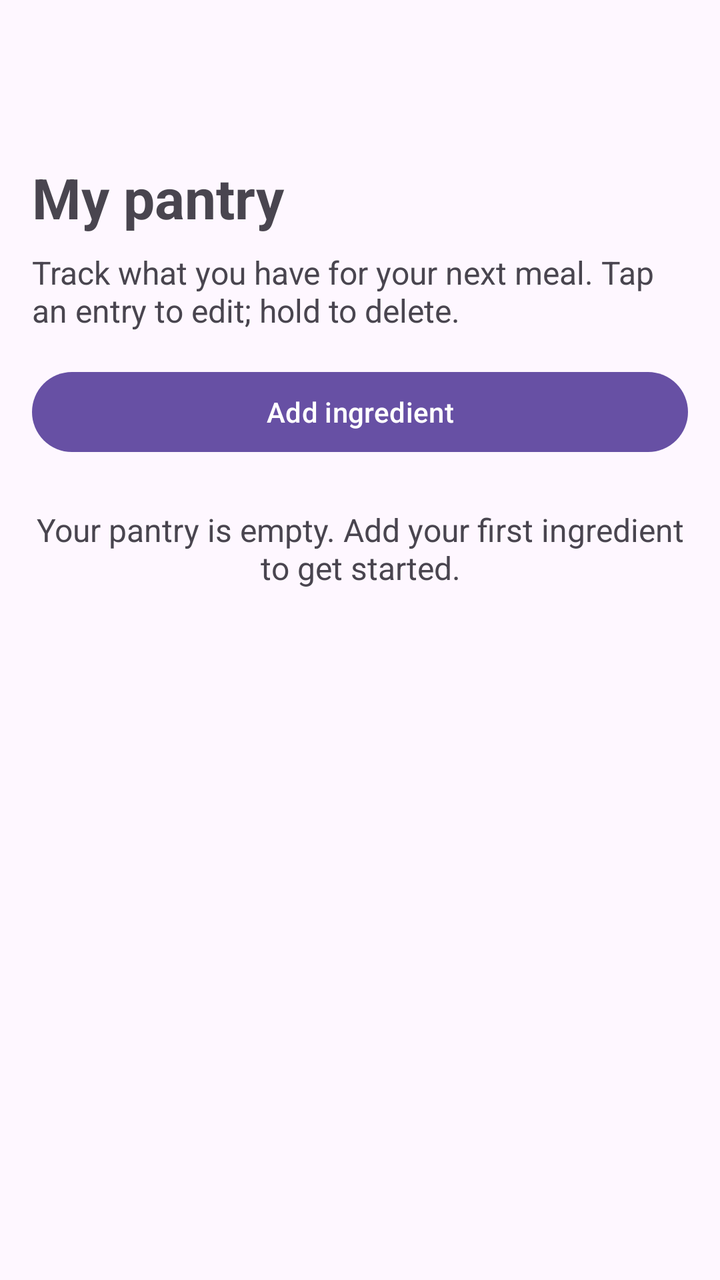
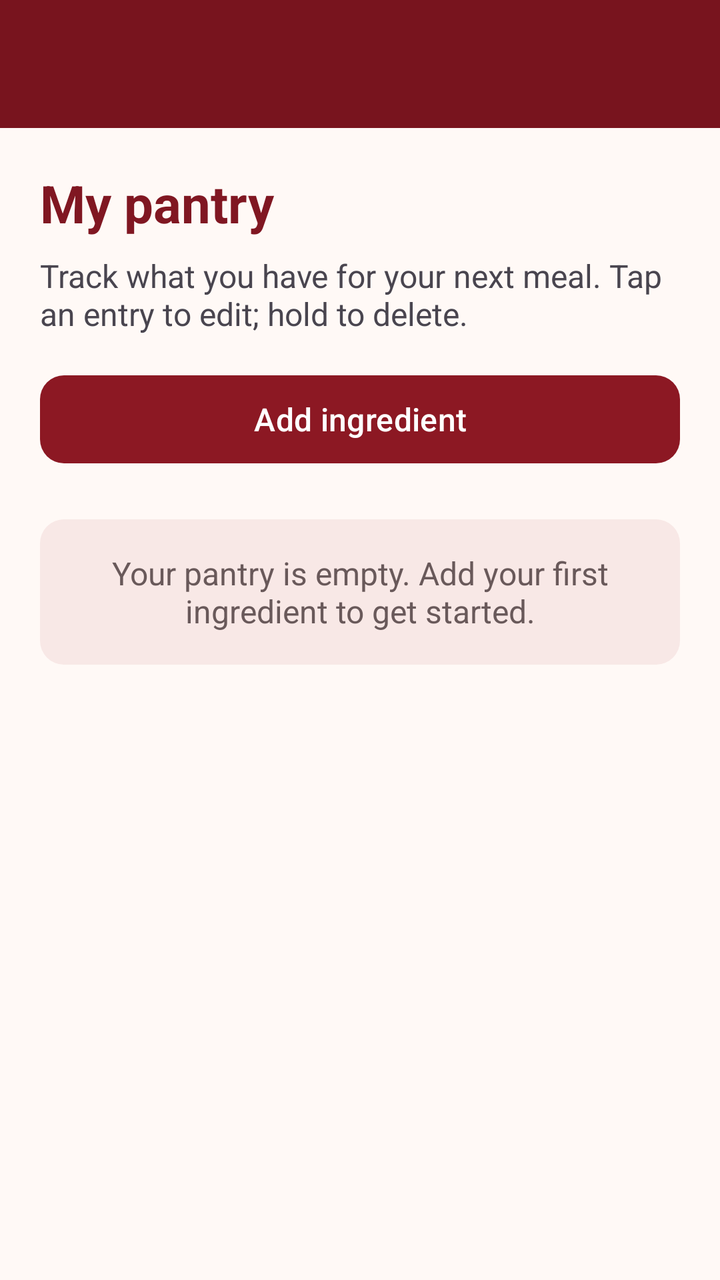

An Android layout rendered at two revisions. The XML below is the earlier revision; the diff shows what the commit changed to produce the second picture.
<!-- AndroidManifest.xml: application theme Theme.SmartPantryManager -->
<!-- res/layout/activity_main.xml -->
<?xml version="1.0" encoding="utf-8"?>
<LinearLayout xmlns:android="http://schemas.android.com/apk/res/android"
    xmlns:tools="http://schemas.android.com/tools"
    android:id="@+id/main"
    android:layout_width="match_parent"
    android:layout_height="match_parent"
    android:orientation="vertical"
    tools:context=".MainActivity">
    <androidx.appcompat.widget.Toolbar
        android:id="@+id/toolbar"
        android:layout_width="match_parent"
        android:layout_height="?attr/actionBarSize"
        android:background="?attr/colorSurface" />

    <LinearLayout
        android:layout_width="match_parent"
        android:layout_height="0dp"
        android:layout_weight="1"
        android:orientation="vertical"
        android:padding="16dp">

        <TextView
            android:layout_width="match_parent"
            android:layout_height="wrap_content"
            android:text="@string/pantry_title"
            android:textSize="28sp"
            android:textStyle="bold" />

        <TextView
            android:layout_width="match_parent"
            android:layout_height="wrap_content"
            android:layout_marginTop="8dp"
            android:text="@string/pantry_description"
            android:textSize="16sp" />

        <Button
            android:id="@+id/button_add_ingredient"
            android:layout_width="match_parent"
            android:layout_height="wrap_content"
            android:layout_marginTop="16dp"
            android:text="@string/add_ingredient" />

        <TextView
            android:id="@+id/text_empty_pantry"
            android:layout_width="match_parent"
            android:layout_height="wrap_content"
            android:layout_marginTop="24dp"
            android:gravity="center"
            android:text="@string/empty_pantry"
            android:textSize="16sp" />

        <ListView
            android:id="@+id/list_pantry"
            android:layout_width="match_parent"
            android:layout_height="0dp"
            android:layout_marginTop="8dp"
            android:layout_weight="1" />

    </LinearLayout>

</LinearLayout>
<!-- resources referenced by this layout -->
<resources>
  <string name="add_ingredient">Add ingredient</string>
  <string name="empty_pantry">Your pantry is empty. Add your first ingredient to get started.</string>
  <string name="pantry_description">Track what you have for your next meal. Tap an entry to edit; hold to delete.</string>
  <string name="pantry_title">My pantry</string>
  <style name="Theme.SmartPantryManager" parent="Base.Theme.SmartPantryManager" />
  <style name="Base.Theme.SmartPantryManager" parent="Theme.Material3.DayNight.NoActionBar">
          
          
      </style>
</resources>

<!-- the commit's change to res/layout/activity_main.xml (unified diff, before → after) -->
@@ -1,5 +1,6 @@
 <?xml version="1.0" encoding="utf-8"?>
 <LinearLayout xmlns:android="http://schemas.android.com/apk/res/android"
+    xmlns:app="http://schemas.android.com/apk/res-auto"
     xmlns:tools="http://schemas.android.com/tools"
     android:id="@+id/main"
     android:layout_width="match_parent"
@@ -10,20 +11,24 @@
         android:id="@+id/toolbar"
         android:layout_width="match_parent"
         android:layout_height="?attr/actionBarSize"
-        android:background="?attr/colorSurface" />
+        android:background="@color/pantry_toolbar"
+        android:theme="@style/ThemeOverlay.AppCompat.Dark.ActionBar"
+        app:popupTheme="@style/ThemeOverlay.AppCompat.Light"
+        app:titleTextColor="@color/white" />
 
     <LinearLayout
         android:layout_width="match_parent"
         android:layout_height="0dp"
         android:layout_weight="1"
         android:orientation="vertical"
-        android:padding="16dp">
+        android:padding="20dp">
 
         <TextView
             android:layout_width="match_parent"
             android:layout_height="wrap_content"
             android:text="@string/pantry_title"
-            android:textSize="28sp"
+            android:textSize="26sp"
+            android:textColor="@color/pantry_heading"
             android:textStyle="bold" />
 
         <TextView
@@ -42,6 +47,8 @@
 
         <TextView
             android:id="@+id/text_empty_pantry"
+            android:background="@drawable/pantry_note"
+            android:textColor="@color/pantry_muted"
             android:layout_width="match_parent"
             android:layout_height="wrap_content"
             android:layout_marginTop="24dp"
@@ -50,6 +57,8 @@
             android:textSize="16sp" />
 
         <ListView
+            android:divider="@color/pantry_line"
+            android:dividerHeight="1dp"
             android:id="@+id/list_pantry"
             android:layout_width="match_parent"
             android:layout_height="0dp"
<!-- resource entries referenced after the edit -->
@@ -1,13 +1,49 @@
 <!-- resources referenced by this layout -->
 <resources>
+  <color name="pantry_heading">#801722</color>
+  <color name="pantry_line">#E8D4D3</color>
+  <color name="pantry_muted">#69595A</color>
+  <color name="pantry_toolbar">#78141E</color>
+  <color name="white">#FFFFFF</color>
+  <!-- drawable pantry_note (drawable) -->
+  <shape xmlns:android="http://schemas.android.com/apk/res/android" android:shape="rectangle">
+      <solid android:color="@color/pantry_soft" />
+      <corners android:radius="12dp" />
+      <padding android:left="16dp" android:top="16dp" android:right="16dp" android:bottom="16dp" />
+  </shape>
   <string name="add_ingredient">Add ingredient</string>
   <string name="empty_pantry">Your pantry is empty. Add your first ingredient to get started.</string>
   <string name="pantry_description">Track what you have for your next meal. Tap an entry to edit; hold to delete.</string>
   <string name="pantry_title">My pantry</string>
   <style name="Theme.SmartPantryManager" parent="Base.Theme.SmartPantryManager" />
+  <color name="pantry_soft">#F8E8E6</color>
   <style name="Base.Theme.SmartPantryManager" parent="Theme.Material3.DayNight.NoActionBar">
-          
-          
+          <item name="colorPrimary">@color/pantry_red</item>
+          <item name="colorOnPrimary">@color/pantry_on_red</item>
+          <item name="colorPrimaryContainer">@color/pantry_soft</item>
+          <item name="colorOnPrimaryContainer">@color/pantry_text</item>
+          <item name="colorSecondary">@color/pantry_red</item>
+          <item name="colorOnSecondary">@color/pantry_on_red</item>
+          <item name="colorSurface">@color/pantry_surface</item>
+          <item name="colorOnSurface">@color/pantry_text</item>
+          <item name="colorOnSurfaceVariant">@color/pantry_muted</item>
+          <item name="colorOutline">@color/pantry_line</item>
+          <item name="android:colorBackground">@color/pantry_background</item>
+          <item name="android:windowBackground">@color/pantry_background</item>
+          <item name="android:textColorPrimary">@color/pantry_text</item>
+          <item name="android:textColorSecondary">@color/pantry_muted</item>
+          <item name="colorControlActivated">@color/pantry_red</item>
+          <item name="materialButtonStyle">@style/Widget.SmartPantry.Button</item>
+      </style>
+  <color name="pantry_red">#8C1823</color>
+  <color name="pantry_on_red">#FFFFFF</color>
+  <color name="pantry_text">#302526</color>
+  <color name="pantry_surface">#FFFFFF</color>
+  <color name="pantry_background">#FFF9F6</color>
+  <style name="Widget.SmartPantry.Button" parent="Widget.Material3.Button">
+          <item name="cornerRadius">12dp</item>
+          <item name="android:minHeight">52dp</item>
+          <item name="android:textSize">16sp</item>
       </style>
 </resources>
 
